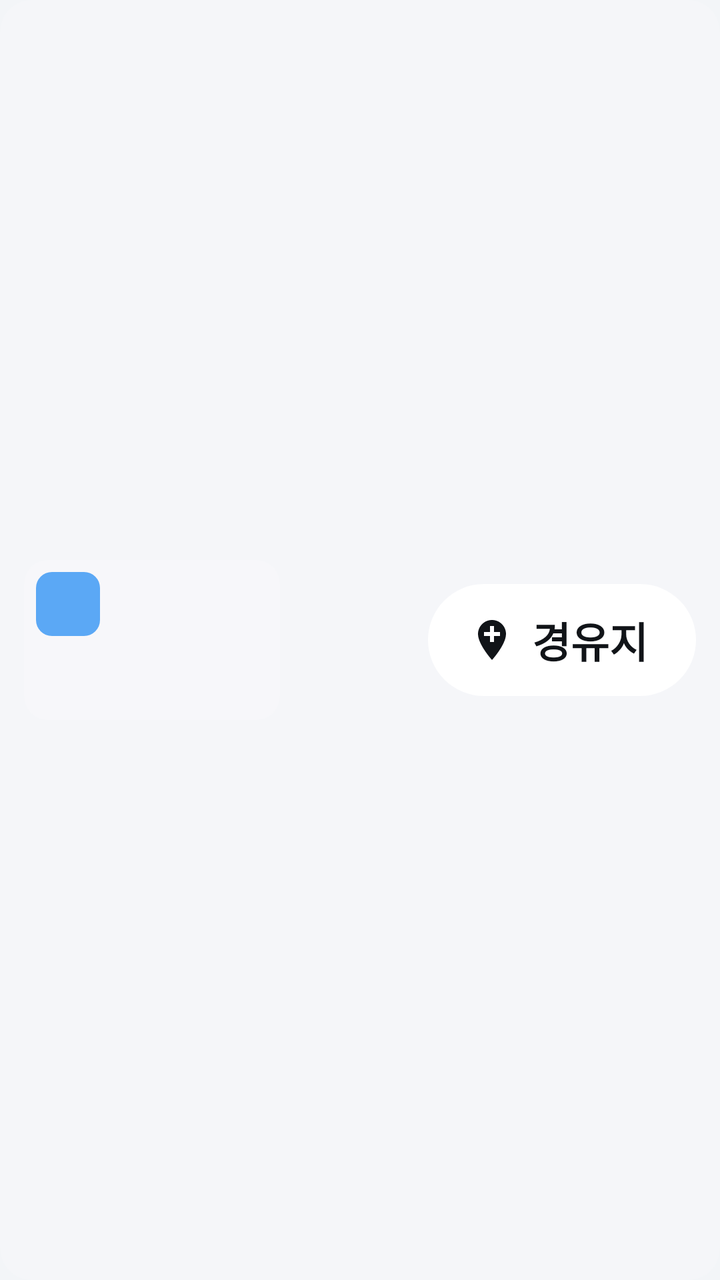
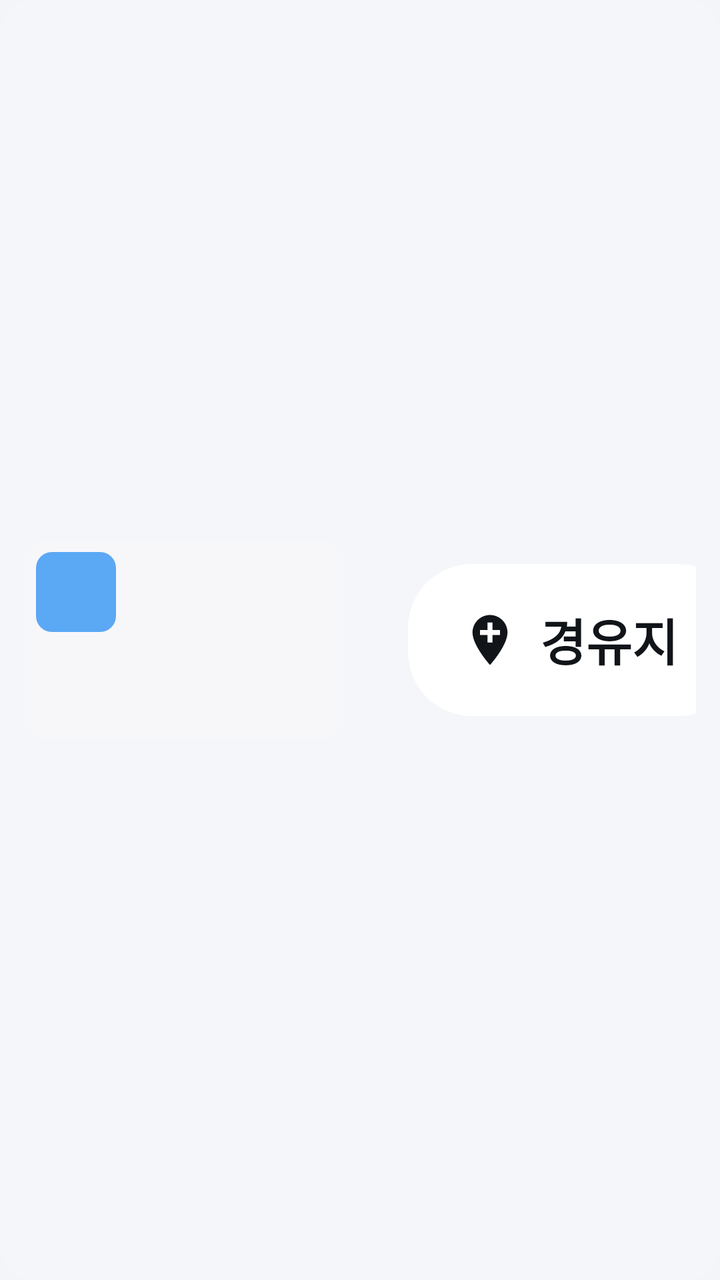

An Android layout rendered at two revisions. The XML below is the earlier revision; the diff shows what the commit changed to produce the second picture.
<!-- AndroidManifest.xml: application theme AppTheme -->
<!-- res/layout/item_course_stop.xml -->
<?xml version="1.0" encoding="utf-8"?>
<LinearLayout xmlns:android="http://schemas.android.com/apk/res/android"
    android:layout_width="match_parent"
    android:layout_height="wrap_content"
    android:layout_marginBottom="12dp"
    android:background="@drawable/photo_row_bg"
    android:gravity="center_vertical"
    android:orientation="horizontal"
    android:padding="12dp">

    <FrameLayout
        android:id="@+id/stopThumbFrame"
        android:layout_width="128dp"
        android:layout_height="80dp"
        android:background="@drawable/photo_chip_bg">

        <ImageView
            android:id="@+id/stopImage"
            android:layout_width="match_parent"
            android:layout_height="match_parent"
            android:importantForAccessibility="no"
            android:scaleType="centerCrop" />

        <TextView
            android:id="@+id/stopNumber"
            android:layout_width="32dp"
            android:layout_height="32dp"
            android:layout_margin="6dp"
            android:background="@drawable/badge_bg"
            android:gravity="center"
            android:textColor="@color/on_accent"
            android:textSize="19sp"
            android:textStyle="bold" />
    </FrameLayout>

    <TextView
        android:id="@+id/stopName"
        android:layout_width="0dp"
        android:layout_height="wrap_content"
        android:layout_marginHorizontal="16dp"
        android:layout_weight="1"
        android:ellipsize="end"
        android:maxLines="2"
        android:textColor="#FFFFFF"
        android:textSize="24sp"
        android:textStyle="bold" />

    <Button
        android:id="@+id/stopWaypoint"
        style="@style/PillButton.OnPhoto"
        android:layout_width="wrap_content"
        android:layout_height="56dp"
        android:drawableStart="@drawable/ic_add_location"
        android:text="경유지"
        android:textSize="21sp" />
</LinearLayout>
<!-- resources referenced by this layout -->
<resources>
  <color name="on_accent">#0B1220</color>
  <!-- drawable badge_bg (drawable) -->
  <?xml version="1.0" encoding="utf-8"?>
  <shape xmlns:android="http://schemas.android.com/apk/res/android">
      <solid android:color="#5BA8F5" />
      <corners android:radius="8dp" />
  </shape>
  <!-- drawable ic_add_location (drawable) -->
  <?xml version="1.0" encoding="utf-8"?>
  <vector xmlns:android="http://schemas.android.com/apk/res/android"
      android:width="24dp"
      android:height="24dp"
      android:viewportWidth="24"
      android:viewportHeight="24">
      <path
          android:fillColor="@color/on_btn_primary"
          android:pathData="M12,2C8.14,2 5,5.14 5,9c0,5.25 7,13 7,13s7,-7.75 7,-13c0,-3.86 -3.14,-7 -7,-7zM16,10h-3v3h-2v-3H8V8h3V5h2v3h3v2z" />
  </vector>
  <!-- drawable photo_chip_bg (drawable) -->
  <?xml version="1.0" encoding="utf-8"?>
  <shape xmlns:android="http://schemas.android.com/apk/res/android">
      <solid android:color="#26FFFFFF" />
      <corners android:radius="12dp" />
  </shape>
  <!-- drawable photo_row_bg (drawable) -->
  <?xml version="1.0" encoding="utf-8"?>
  <shape xmlns:android="http://schemas.android.com/apk/res/android">
      <solid android:color="#1FFFFFFF" />
      <corners android:radius="16dp" />
  </shape>
  <style name="PillButton.OnPhoto">
          <item name="android:background">@drawable/photo_primary_btn_bg</item>
          <item name="android:textColor">#111418</item>
          <item name="android:drawableTint">#111418</item>
      </style>
  <style name="AppTheme" parent="@android:style/Theme.DeviceDefault.DayNight">
          <item name="android:windowActionBar">false</item>
          <item name="android:windowNoTitle">true</item>
          <item name="android:windowBackground">@color/bg</item>
          <item name="android:colorAccent">@color/accent</item>
      </style>
  <color name="on_btn_primary">#FFFFFF</color>
  <!-- drawable photo_primary_btn_bg (drawable) -->
  <?xml version="1.0" encoding="utf-8"?>
  <selector xmlns:android="http://schemas.android.com/apk/res/android">
      <item android:state_pressed="true">
          <shape>
              <solid android:color="#D9DEE5" />
              <corners android:radius="32dp" />
          </shape>
      </item>
      <item>
          <shape>
              <solid android:color="#FFFFFF" />
              <corners android:radius="32dp" />
          </shape>
      </item>
  </selector>
  <color name="bg">#F3F5F8</color>
  <color name="accent">#5BA8F5</color>
</resources>

<!-- the commit's change to res/layout/item_course_stop.xml (unified diff, before → after) -->
@@ -10,8 +10,8 @@
 
     <FrameLayout
         android:id="@+id/stopThumbFrame"
-        android:layout_width="128dp"
-        android:layout_height="80dp"
+        android:layout_width="160dp"
+        android:layout_height="100dp"
         android:background="@drawable/photo_chip_bg">
 
         <ImageView
@@ -23,13 +23,13 @@
 
         <TextView
             android:id="@+id/stopNumber"
-            android:layout_width="32dp"
-            android:layout_height="32dp"
+            android:layout_width="40dp"
+            android:layout_height="40dp"
             android:layout_margin="6dp"
             android:background="@drawable/badge_bg"
             android:gravity="center"
             android:textColor="@color/on_accent"
-            android:textSize="19sp"
+            android:textSize="22sp"
             android:textStyle="bold" />
     </FrameLayout>
 
@@ -42,15 +42,15 @@
         android:ellipsize="end"
         android:maxLines="2"
         android:textColor="#FFFFFF"
-        android:textSize="24sp"
+        android:textSize="28sp"
         android:textStyle="bold" />
 
     <Button
         android:id="@+id/stopWaypoint"
         style="@style/PillButton.OnPhoto"
         android:layout_width="wrap_content"
-        android:layout_height="56dp"
+        android:layout_height="76dp"
         android:drawableStart="@drawable/ic_add_location"
         android:text="경유지"
-        android:textSize="21sp" />
+        android:textSize="25sp" />
 </LinearLayout>
<!-- resource entries referenced after the edit -->
@@ -10,8 +10,8 @@
   <!-- drawable ic_add_location (drawable) -->
   <?xml version="1.0" encoding="utf-8"?>
   <vector xmlns:android="http://schemas.android.com/apk/res/android"
-      android:width="24dp"
-      android:height="24dp"
+      android:width="30dp"
+      android:height="30dp"
       android:viewportWidth="24"
       android:viewportHeight="24">
       <path
